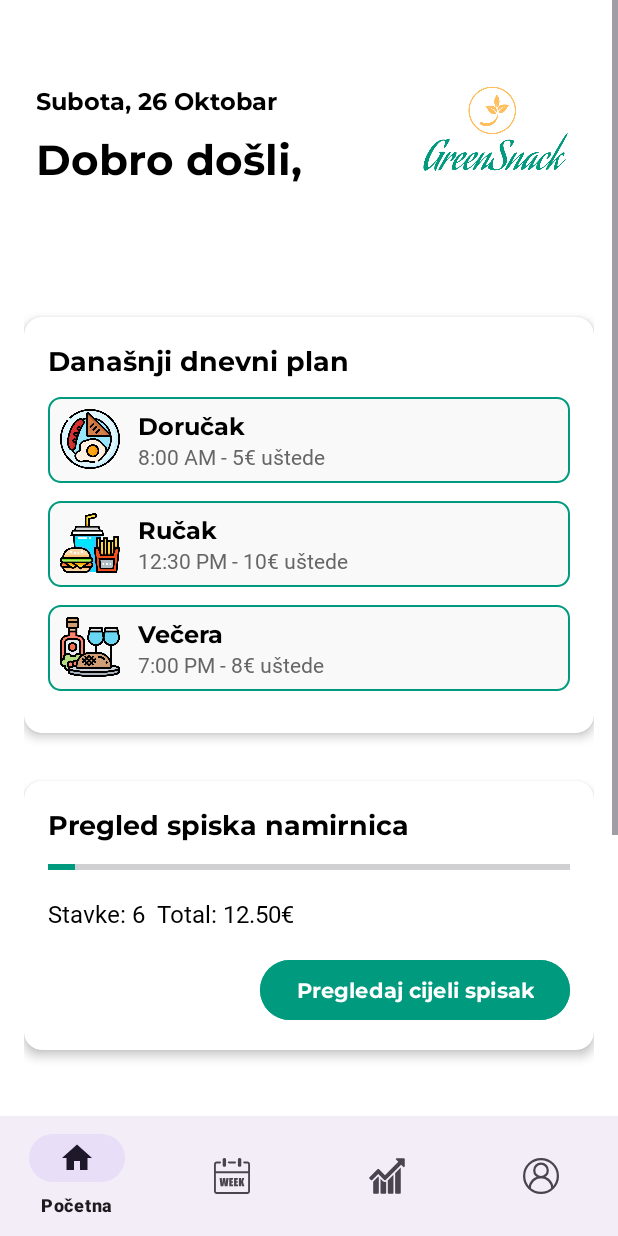
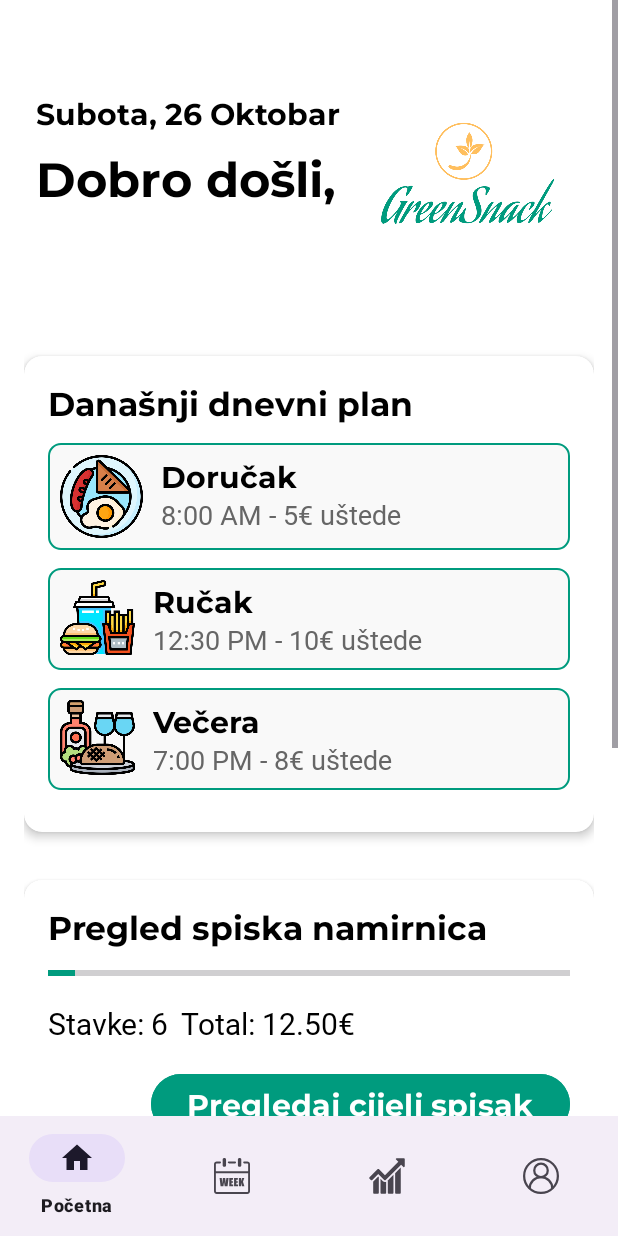
Before and after one commit to NedimBecic/GreenSnack, an Android app: the Home screen opened directly, with no data from a screen before it, on a phone screen of 412 x 824 dp. Run offline under Robolectric (Android 15) with nearby library versions, the phone set to English and light mode, and no system bars.

Commit message:
Final v2

```diff
--- a/app/src/main/res/layout/activity_intro.xml
+++ b/app/src/main/res/layout/activity_intro.xml
@@ -28,7 +28,7 @@
         android:fontFamily="@font/montserrat_regular"
         android:text="@string/intro_text"
         android:textColor="#AAAAAA"
-        android:textSize="16sp" />
+        android:textSize="20sp" />
 
     <androidx.appcompat.widget.AppCompatButton
         android:id="@+id/zapocniButton"
@@ -44,7 +44,7 @@
         android:background="@drawable/buttonbkg"
         android:backgroundTint="@color/primary"
         android:text="@string/zapocni"
-        android:textSize="20sp"
+        android:textSize="24sp"
         android:textAllCaps="false"
         android:textColor="#FFFFFF"
         android:fontFamily="@font/montserrat_regular"/>
--- a/app/src/main/res/layout/fragment_home.xml
+++ b/app/src/main/res/layout/fragment_home.xml
@@ -26,6 +26,7 @@
                 android:layout_height="wrap_content"
                 android:layout_alignParentStart="true"
                 android:layout_marginEnd="64dp"
+                android:layout_marginTop="5dp"
                 android:orientation="vertical">
 
                 <TextView
@@ -33,19 +34,19 @@
                     android:layout_width="wrap_content"
                     android:layout_height="wrap_content"
                     android:layout_marginBottom="8dp"
+                    android:fontFamily="@font/montserrat_bold"
                     android:text="Subota, 26 Oktobar"
                     android:textColor="@color/black"
-                    android:textSize="16sp"
-                    android:fontFamily="@font/montserrat_bold" />
+                    android:textSize="20sp" />
 
                 <TextView
                     android:id="@+id/summary_title"
                     android:layout_width="wrap_content"
                     android:layout_height="wrap_content"
+                    android:fontFamily="@font/montserrat_bold"
                     android:text="Dobro došli,"
                     android:textColor="@color/black"
-                    android:textSize="28sp"
-                    android:fontFamily="@font/montserrat_bold" />
+                    android:textSize="32sp" />
 
                 <TextView
                     android:id="@+id/imeTitle"
@@ -54,17 +55,17 @@
                     android:fontFamily="@font/montserrat_bold"
                     android:text="Nedim"
                     android:textColor="@color/black"
-                    android:textSize="28sp" />
+                    android:textSize="32sp" />
             </LinearLayout>
 
             <ImageView
                 android:id="@+id/logo_image"
-                android:layout_width="116dp"
-                android:layout_height="104dp"
+                android:layout_width="139dp"
+                android:layout_height="128dp"
                 android:layout_alignParentTop="true"
                 android:layout_alignParentEnd="true"
-                android:layout_marginTop="-14dp"
-                android:layout_marginEnd="-1dp"
+                android:layout_marginTop="5dp"
+                android:layout_marginEnd="5dp"
                 android:background="@android:color/transparent"
                 android:src="@drawable/logosmall" />
         </RelativeLayout>
@@ -87,12 +88,12 @@
                     android:id="@+id/meal_plan_title"
                     android:layout_width="wrap_content"
                     android:layout_height="wrap_content"
+                    android:layout_marginBottom="12dp"
+                    android:fontFamily="@font/montserrat_bold"
                     android:text="Današnji dnevni plan"
                     android:textColor="@color/black"
-                    android:textSize="18sp"
-                    android:textStyle="bold"
-                    android:layout_marginBottom="12dp"
-                    android:fontFamily="@font/montserrat_bold" />
+                    android:textSize="22sp"
+                    android:textStyle="bold" />
 
                 <LinearLayout
                     android:layout_width="match_parent"
@@ -108,10 +109,10 @@
                         android:layout_marginBottom="12dp">
 
                         <ImageView
-                            android:layout_width="40dp"
-                            android:layout_height="40dp"
-                            android:src="@drawable/breakfast"
-                            android:layout_marginEnd="12dp" />
+                            android:layout_width="55dp"
+                            android:layout_height="55dp"
+                            android:layout_marginEnd="12dp"
+                            android:src="@drawable/breakfast" />
 
                         <LinearLayout
                             android:layout_width="0dp"
@@ -123,17 +124,17 @@
                                 android:id="@+id/dorucak"
                                 android:layout_width="wrap_content"
                                 android:layout_height="wrap_content"
+                                android:fontFamily="@font/montserrat_bold"
                                 android:text="Doručak"
                                 android:textColor="@color/black"
-                                android:textSize="16sp"
-                                android:fontFamily="@font/montserrat_bold" />
+                                android:textSize="20sp" />
 
                             <TextView
                                 android:layout_width="wrap_content"
                                 android:layout_height="wrap_content"
                                 android:text="8:00 AM - 5€ uštede"
                                 android:textColor="#666666"
-                                android:textSize="14sp"
+                                android:textSize="18sp"
                                 android:fontFamily="@font/montserrat_regular" />
                         </LinearLayout>
                     </LinearLayout>
@@ -147,10 +148,10 @@
                         android:layout_marginBottom="12dp">
 
                         <ImageView
-                            android:layout_width="40dp"
-                            android:layout_height="40dp"
-                            android:src="@drawable/lunch"
-                            android:layout_marginEnd="12dp" />
+                            android:layout_width="50dp"
+                            android:layout_height="50dp"
+                            android:layout_marginEnd="12dp"
+                            android:src="@drawable/lunch" />
 
                         <LinearLayout
                             android:layout_width="0dp"
@@ -162,18 +163,18 @@
                                 android:id="@+id/rucak"
                                 android:layout_width="wrap_content"
                                 android:layout_height="wrap_content"
+                                android:fontFamily="@font/montserrat_bold"
                                 android:text="Ručak"
                                 android:textColor="@color/black"
-                                android:textSize="16sp"
-                                android:fontFamily="@font/montserrat_bold" />
+                                android:textSize="20sp" />
 
                             <TextView
                                 android:layout_width="wrap_content"
                                 android:layout_height="wrap_content"
+                                android:fontFamily="@font/montserrat_regular"
                                 android:text="12:30 PM - 10€ uštede"
                                 android:textColor="#666666"
-                                android:textSize="14sp"
-                                android:fontFamily="@font/montserrat_regular" />
+                                android:textSize="18sp" />
                         </LinearLayout>
                     </LinearLayout>
 
@@ -186,10 +187,10 @@
                         android:layout_marginBottom="12dp">
 
                         <ImageView
-                            android:layout_width="40dp"
-                            android:layout_height="40dp"
-                            android:src="@drawable/dinnermain"
-                            android:layout_marginEnd="12dp" />
+                            android:layout_width="50dp"
+                            android:layout_height="50dp"
+                            android:layout_marginEnd="12dp"
+                            android:src="@drawable/dinnermain" />
 
                         <LinearLayout
                             android:layout_width="0dp"
@@ -201,18 +202,18 @@
                                 android:id="@+id/vecera"
                                 android:layout_width="wrap_content"
                                 android:layout_height="wrap_content"
+                                android:fontFamily="@font/montserrat_bold"
                                 android:text="Večera"
                                 android:textColor="@color/black"
-                                android:textSize="16sp"
-                                android:fontFamily="@font/montserrat_bold" />
+                                android:textSize="20sp" />
 
                             <TextView
                                 android:layout_width="wrap_content"
                                 android:layout_height="wrap_content"
+                                android:fontFamily="@font/montserrat_regular"
                                 android:text="7:00 PM - 8€ uštede"
                                 android:textColor="#666666"
-                                android:textSize="14sp"
-                                android:fontFamily="@font/montserrat_regular" />
+                                android:textSize="18sp" />
                         </LinearLayout>
                     </LinearLayout>
                 </LinearLayout>
@@ -237,12 +238,12 @@
                     android:id="@+id/grocery_list_title"
                     android:layout_width="wrap_content"
                     android:layout_height="wrap_content"
+                    android:layout_marginBottom="12dp"
+                    android:fontFamily="@font/montserrat_bold"
                     android:text="Pregled spiska namirnica"
                     android:textColor="@color/black"
-                    android:textSize="18sp"
-                    android:textStyle="bold"
-                    android:layout_marginBottom="12dp"
-                    android:fontFamily="@font/montserrat_bold" />
+                    android:textSize="22sp"
+                    android:textStyle="bold" />
 
                 <ProgressBar
                     android:id="@+id/grocery_list_progress"
@@ -268,16 +269,16 @@
                         android:fontFamily="@font/montserrat_regular"
                         android:text="Stavke: 6"
                         android:textColor="@color/black"
-                        android:textSize="16sp" />
+                        android:textSize="20sp" />
 
                     <TextView
                         android:id="@+id/total_cost"
                         android:layout_width="wrap_content"
                         android:layout_height="wrap_content"
+                        android:fontFamily="@font/montserrat_regular"
                         android:text="Total: 12.50€"
                         android:textColor="@color/black"
-                        android:textSize="16sp"
-                        android:fontFamily="@font/montserrat_regular" />
+                        android:textSize="20sp" />
                 </LinearLayout>
 
                 <Button
@@ -290,6 +291,7 @@
                     android:backgroundTint="@color/primary"
                     android:textAllCaps="false"
                     android:layout_marginTop="16dp"
+                    android:textSize="20sp"
                     android:fontFamily="@font/montserrat_bold" />
             </LinearLayout>
         </androidx.cardview.widget.CardView>
@@ -313,149 +315,150 @@
                 android:fontFamily="@font/montserrat_bold" />
 
             <LinearLayout
-                android:layout_width="match_parent"
+                android:layout_width="wrap_content"
                 android:layout_height="wrap_content"
+                android:layout_marginBottom="16dp"
+                android:gravity="center"
                 android:orientation="horizontal"
-                android:gravity="center"
-                android:weightSum="3"
-                android:layout_marginBottom="16dp">
+                android:weightSum="3">
+
                 <androidx.cardview.widget.CardView
                     android:layout_width="0dp"
                     android:layout_height="wrap_content"
-                    android:layout_weight="1"
                     android:layout_marginEnd="16dp"
                     android:layout_marginBottom="16dp"
-                    app:cardElevation="4dp"
+                    android:layout_weight="1"
+                    app:cardBackgroundColor="@color/white"
                     app:cardCornerRadius="12dp"
-                    app:cardBackgroundColor="@color/white">
+                    app:cardElevation="4dp">
 
                     <LinearLayout
                         android:layout_width="match_parent"
                         android:layout_height="wrap_content"
+                        android:gravity="center"
                         android:orientation="vertical"
-                        android:gravity="center"
                         android:padding="16dp">
 
                         <TextView
                             android:layout_width="wrap_content"
                             android:layout_height="wrap_content"
+                            android:fontFamily="@font/montserrat_bold"
+                            android:gravity="center"
                             android:text="Otpad hrane"
                             android:textColor="@color/black"
-                            android:textSize="16sp"
-                            android:gravity="center"
-                            android:fontFamily="@font/montserrat_bold" />
+                            android:textSize="20sp" />
 
                         <TextView
                             android:layout_width="wrap_content"
                             android:layout_height="wrap_content"
+                            android:layout_marginBottom="8dp"
+                            android:fontFamily="@font/montserrat_regular"
+                            android:gravity="center"
                             android:text="65 kg"
                             android:textColor="@color/white"
-                            android:textSize="8sp"
-                            android:gravity="center"
-                            android:layout_marginBottom="8dp"
-                            android:fontFamily="@font/montserrat_regular" />
+                            android:textSize="12sp" />
 
                         <TextView
                             android:layout_width="wrap_content"
                             android:layout_height="wrap_content"
+                            android:fontFamily="@font/montserrat_bold"
+                            android:gravity="center"
                             android:text="50%"
                             android:textColor="#00BFFF"
-                            android:textSize="20sp"
-                            android:gravity="center"
-                            android:fontFamily="@font/montserrat_bold" />
+                            android:textSize="20sp" />
                     </LinearLayout>
                 </androidx.cardview.widget.CardView>
 
                 <androidx.cardview.widget.CardView
                     android:layout_width="0dp"
                     android:layout_height="wrap_content"
-                    android:layout_weight="1"
                     android:layout_marginEnd="16dp"
                     android:layout_marginBottom="16dp"
-                    app:cardElevation="4dp"
+                    android:layout_weight="1"
+                    app:cardBackgroundColor="@color/white"
                     app:cardCornerRadius="12dp"
-                    app:cardBackgroundColor="@color/white">
+                    app:cardElevation="4dp">
 
                     <LinearLayout
                         android:layout_width="match_parent"
                         android:layout_height="wrap_content"
+                        android:gravity="center"
                         android:orientation="vertical"
-                        android:gravity="center"
                         android:padding="16dp">
 
                         <TextView
                             android:layout_width="wrap_content"
                             android:layout_height="wrap_content"
+                            android:fontFamily="@font/montserrat_bold"
+                            android:gravity="center"
                             android:text="CO2 Otisak"
                             android:textColor="@color/black"
-                            android:textSize="16sp"
-                            android:gravity="center"
-                            android:fontFamily="@font/montserrat_bold" />
+                            android:textSize="20sp" />
 
                         <TextView
                             android:layout_width="wrap_content"
                             android:layout_height="wrap_content"
+                            android:layout_marginBottom="8dp"
+                            android:fontFamily="@font/montserrat_regular"
+                            android:gravity="center"
                             android:text="50 C02/kg"
                             android:textColor="@color/white"
-                            android:textSize="8sp"
-                            android:gravity="center"
-                            android:layout_marginBottom="8dp"
-                            android:fontFamily="@font/montserrat_regular" />
+                            android:textSize="12sp" />
 
                         <TextView
                             android:layout_width="wrap_content"
                             android:layout_height="wrap_content"
+                            android:fontFamily="@font/montserrat_bold"
+                            android:gravity="center"
                             android:text="30%"
                             android:textColor="#FF6347"
-                            android:textSize="20sp"
-                            android:gravity="center"
-                            android:fontFamily="@font/montserrat_bold" />
+                            android:textSize="20sp" />
                     </LinearLayout>
                 </androidx.cardview.widget.CardView>
 
                 <androidx.cardview.widget.CardView
                     android:layout_width="0dp"
                     android:layout_height="wrap_content"
+                    android:layout_marginBottom="16dp"
                     android:layout_weight="1"
-                    android:layout_marginBottom="16dp"
-                    app:cardElevation="4dp"
+                    app:cardBackgroundColor="@color/white"
                     app:cardCornerRadius="12dp"
-                    app:cardBackgroundColor="@color/white">
+                    app:cardElevation="4dp">
 
                     <LinearLayout
                         android:layout_width="match_parent"
                         android:layout_height="wrap_content"
+                        android:gravity="center"
                         android:orientation="vertical"
-                        android:gravity="center"
                         android:padding="16dp">
 
                         <TextView
                             android:layout_width="wrap_content"
                             android:layout_height="wrap_content"
-                            android:text="Novčana ušteda"
+                            android:fontFamily="@font/montserrat_bold"
+                            android:gravity="center"
+                            android:text="Ušteda novca"
                             android:textColor="@color/black"
-                            android:textSize="16sp"
-                            android:gravity="center"
-                            android:fontFamily="@font/montserrat_bold" />
+                            android:textSize="20sp" />
 
                         <TextView
                             android:layout_width="wrap_content"
                             android:layout_height="wrap_content"
+                            android:layout_marginBottom="8dp"
+                            android:fontFamily="@font/montserrat_regular"
+                            android:gravity="center"
                             android:text="50€"
                             android:textColor="@color/white"
-                            android:textSize="8sp"
-                            android:gravity="center"
-                            android:layout_marginBottom="8dp"
-                            android:fontFamily="@font/montserrat_regular" />
+                            android:textSize="12sp" />
 
                         <TextView
                             android:layout_width="wrap_content"
                             android:layout_height="wrap_content"
+                            android:fontFamily="@font/montserrat_bold"
+                            android:gravity="center"
                             android:text="30%"
                             android:textColor="#FFD700"
-                            android:textSize="20sp"
-                            android:gravity="center"
-                            android:fontFamily="@font/montserrat_bold" />
+                            android:textSize="20sp" />
                     </LinearLayout>
                 </androidx.cardview.widget.CardView>
 
--- a/app/src/main/res/layout/fragment_week_plan.xml
+++ b/app/src/main/res/layout/fragment_week_plan.xml
@@ -20,11 +20,11 @@
             android:layout_height="wrap_content"
             android:text="Sedmični plan"
             android:textColor="@color/black"
-            android:textSize="24sp"
+            android:textSize="28sp"
             android:textStyle="bold"
             android:fontFamily="@font/montserrat_bold"
-            android:layout_marginBottom="24dp"
-            android:layout_marginTop="32dp"/>
+            android:layout_marginBottom="16dp"
+            android:layout_marginTop="64dp"/>
 
 
         <androidx.recyclerview.widget.RecyclerView
--- a/app/src/main/res/layout/item_shopping_list.xml
+++ b/app/src/main/res/layout/item_shopping_list.xml
@@ -25,7 +25,7 @@
         android:layout_height="wrap_content"
         android:text="Item Name"
         android:textColor="@color/black"
-        android:textSize="16sp"
+        android:textSize="20sp"
         android:fontFamily="@font/montserrat_regular"
         app:layout_constraintStart_toEndOf="@id/item_checkbox"
         app:layout_constraintEnd_toEndOf="parent"
--- a/app/src/main/res/layout/shopping_list_bottom_sheet.xml
+++ b/app/src/main/res/layout/shopping_list_bottom_sheet.xml
@@ -21,7 +21,7 @@
         android:layout_height="wrap_content"
         android:text="Spisak namirnica"
         android:textColor="@color/black"
-        android:textSize="24sp"
+        android:textSize="28sp"
         android:textStyle="bold"
         android:fontFamily="@font/montserrat_bold"
         android:layout_marginBottom="16dp"/>
@@ -47,6 +47,7 @@
             android:textAllCaps="false"
             android:background="@drawable/buttonbkg"
             android:textColor="@color/white"
+            android:textSize="20sp"
             android:layout_marginTop="8dp"/>
 
     </LinearLayout>
--- a/app/src/main/res/layout/spinner_dropdown_item.xml
+++ b/app/src/main/res/layout/spinner_dropdown_item.xml
@@ -5,5 +5,5 @@
     android:layout_height="wrap_content"
     android:textColor="@color/grey"
     android:fontFamily="@font/montserrat_regular"
-    android:textSize="16sp"
+    android:textSize="20sp"
     android:gravity="center_vertical" />
--- a/app/src/main/res/layout/spinner_item.xml
+++ b/app/src/main/res/layout/spinner_item.xml
@@ -5,5 +5,5 @@
     android:layout_height="wrap_content"
     android:textColor="@color/grey"
     android:fontFamily="@font/montserrat_regular"
-    android:textSize="16sp"
+    android:textSize="20sp"
     android:gravity="center_vertical" />
```
Also changed, not shown: app/src/main/res/layout/activity_allergies_info.xml (+11 -9 lines), app/src/main/res/layout/activity_food_preferences.xml (+12 -10 lines), app/src/main/res/layout/activity_personal_info.xml (+15 -12 lines), app/src/main/res/layout/bottom_sheet_meal.xml (+6 -5 lines), app/src/main/res/layout/fragment_profile.xml (+11 -11 lines), app/src/main/res/layout/fragment_stats.xml (+4 -4 lines), app/src/main/res/layout/item_meal_plan.xml (+20 -20 lines).
